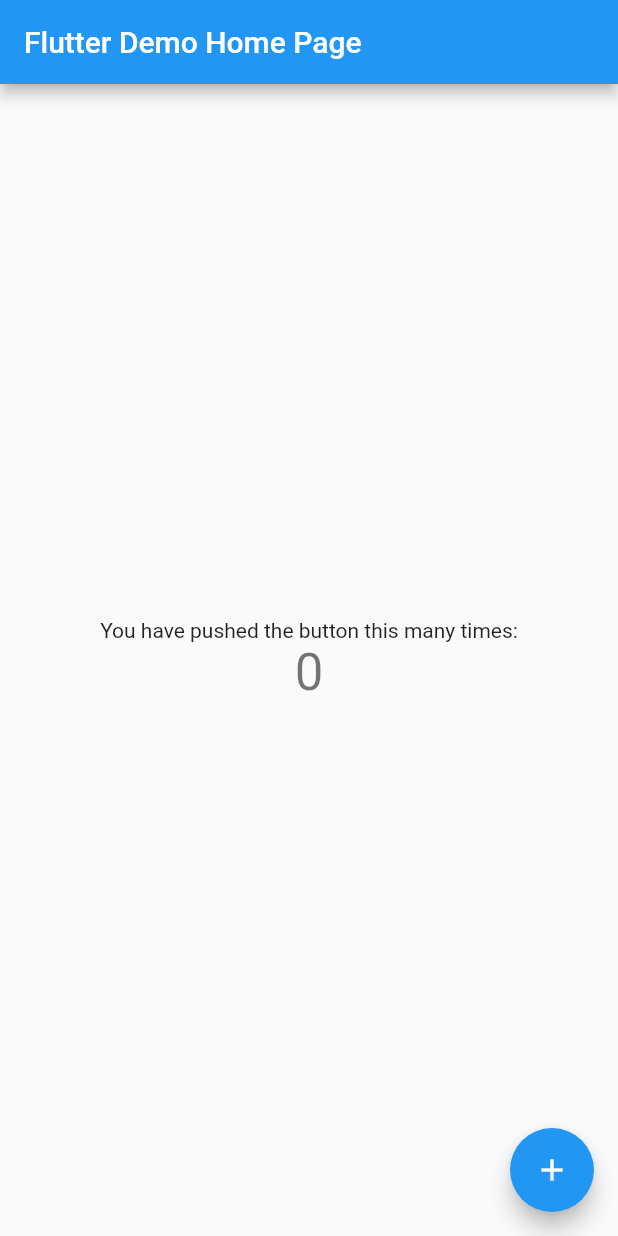
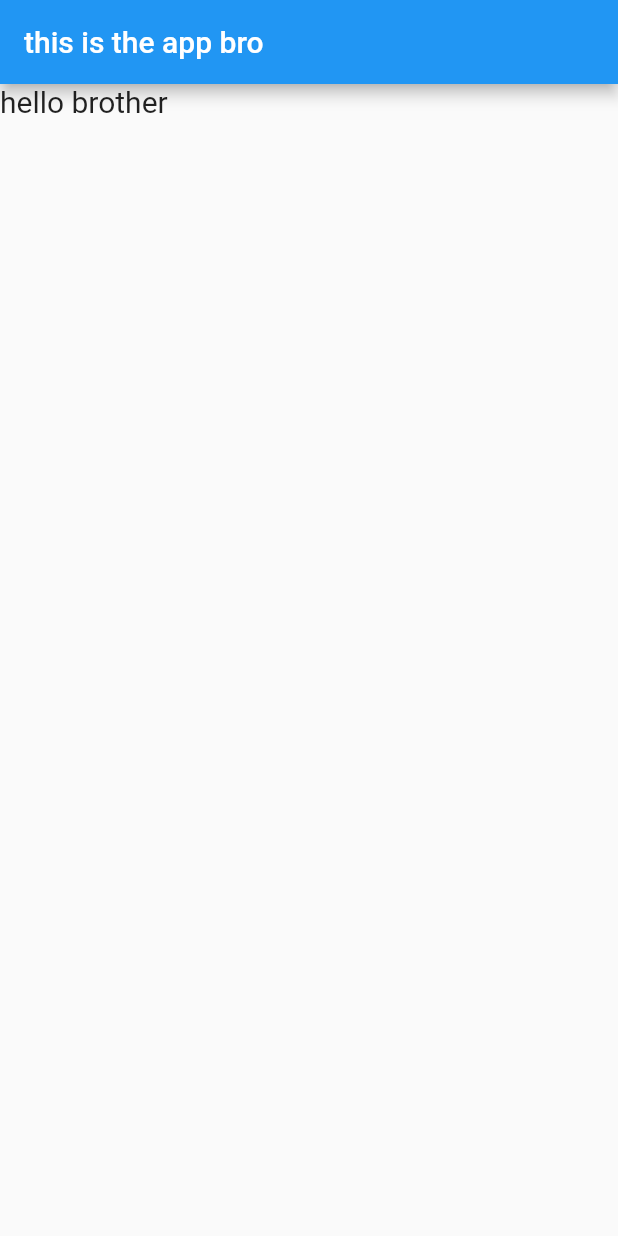
Before and after one commit to raheez/world_time, a Flutter app: the screen it shows after launch, on a phone screen of 412 x 824 dp. Run offline on Flutter 3.47's test engine with Material 2 defaults, Android fonts, the phone set to English and light mode, and no system bars.

Commit message:
setup basic screen

```diff
--- a/lib/main.dart
+++ b/lib/main.dart
@@ -1,115 +1,6 @@
 import 'package:flutter/material.dart';
+import 'package:world_time/pages/home.dart';
 
-void main() {
-  runApp(const MyApp());
-}
-
-class MyApp extends StatelessWidget {
-  const MyApp({super.key});
-
-  // This widget is the root of your application.
-  @override
-  Widget build(BuildContext context) {
-    return MaterialApp(
-      title: 'Flutter Demo',
-      theme: ThemeData(
-        // This is the theme of your application.
-        //
-        // Try running your application with "flutter run". You'll see the
-        // application has a blue toolbar. Then, without quitting the app, try
-        // changing the primarySwatch below to Colors.green and then invoke
-        // "hot reload" (press "r" in the console where you ran "flutter run",
-        // or simply save your changes to "hot reload" in a Flutter IDE).
-        // Notice that the counter didn't reset back to zero; the application
-        // is not restarted.
-        primarySwatch: Colors.blue,
-      ),
-      home: const MyHomePage(title: 'Flutter Demo Home Page'),
-    );
-  }
-}
-
-class MyHomePage extends StatefulWidget {
-  const MyHomePage({super.key, required this.title});
-
-  // This widget is the home page of your application. It is stateful, meaning
-  // that it has a State object (defined below) that contains fields that affect
-  // how it looks.
-
-  // This class is the configuration for the state. It holds the values (in this
-  // case the title) provided by the parent (in this case the App widget) and
-  // used by the build method of the State. Fields in a Widget subclass are
-  // always marked "final".
-
-  final String title;
-
-  @override
-  State<MyHomePage> createState() => _MyHomePageState();
-}
-
-class _MyHomePageState extends State<MyHomePage> {
-  int _counter = 0;
-
-  void _incrementCounter() {
-    setState(() {
-      // This call to setState tells the Flutter framework that something has
-      // changed in this State, which causes it to rerun the build method below
-      // so that the display can reflect the updated values. If we changed
-      // _counter without calling setState(), then the build method would not be
-      // called again, and so nothing would appear to happen.
-      _counter++;
-    });
-  }
-
-  @override
-  Widget build(BuildContext context) {
-    // This method is rerun every time setState is called, for instance as done
-    // by the _incrementCounter method above.
-    //
-    // The Flutter framework has been optimized to make rerunning build methods
-    // fast, so that you can just rebuild anything that needs updating rather
-    // than having to individually change instances of widgets.
-    return Scaffold(
-      appBar: AppBar(
-        // Here we take the value from the MyHomePage object that was created by
-        // the App.build method, and use it to set our appbar title.
-        title: Text(widget.title),
-      ),
-      body: Center(
-        // Center is a layout widget. It takes a single child and positions it
-        // in the middle of the parent.
-        child: Column(
-          // Column is also a layout widget. It takes a list of children and
-          // arranges them vertically. By default, it sizes itself to fit its
-          // children horizontally, and tries to be as tall as its parent.
-          //
-          // Invoke "debug painting" (press "p" in the console, choose the
-          // "Toggle Debug Paint" action from the Flutter Inspector in Android
-          // Studio, or the "Toggle Debug Paint" command in Visual Studio Code)
-          // to see the wireframe for each widget.
-          //
-          // Column has various properties to control how it sizes itself and
-          // how it positions its children. Here we use mainAxisAlignment to
-          // center the children vertically; the main axis here is the vertical
-          // axis because Columns are vertical (the cross axis would be
-          // horizontal).
-          mainAxisAlignment: MainAxisAlignment.center,
-          children: <Widget>[
-            const Text(
-              'You have pushed the button this many times:',
-            ),
-            Text(
-              '$_counter',
-              style: Theme.of(context).textTheme.headlineMedium,
-            ),
-          ],
-        ),
-      ),
-      floatingActionButton: FloatingActionButton(
-        onPressed: _incrementCounter,
-        tooltip: 'Increment',
-        child: const Icon(Icons.add),
-      ), // This trailing comma makes auto-formatting nicer for build methods.
-    );
-  }
-}
+void main() => runApp(MaterialApp(
+      home: Home(),
+    ));
--- /dev/null
+++ b/lib/pages/home.dart
@@ -0,0 +1,22 @@
+import 'package:flutter/material.dart';
+
+class Home extends StatelessWidget {
+  const Home({Key? key}) : super(key: key);
+
+  @override
+  Widget build(BuildContext context) {
+    return Scaffold(
+      appBar: AppBar(
+        title: const Text(
+          'this is the app bro'
+        ),
+      ),
+
+      body: Container(
+        child: const Text(
+          'hello brother',style: TextStyle(fontSize: 20),
+        ),
+      ),
+    );
+  }
+}
```
Also changed, not shown: lib/pages/choose_location.dart (added), lib/pages/loading.dart (added).
